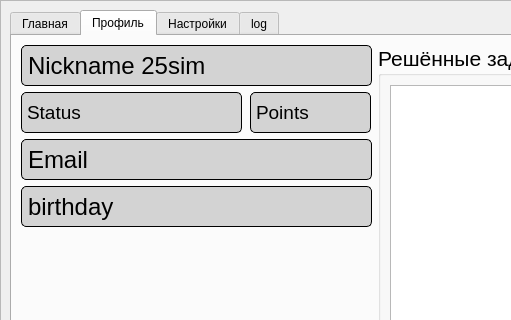
First picture: the form in data/ui/client.ui, repository TereDom/MathBattle, before the edit; both pictures show x 0 to 511 and y 0 to 320 of the 1053 by 695 pixel window.
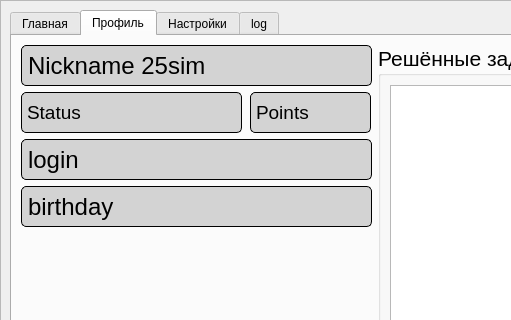
Second picture: the form after the edit. The open tabs and pages were chosen to show the change.

```diff
--- a/data/ui/client.ui
+++ b/data/ui/client.ui
@@ -1624,7 +1624,7 @@
                <enum>QFrame::Box</enum>
               </property>
               <property name="text">
-               <string>Email</string>
+               <string>login</string>
               </property>
               <property name="textFormat">
                <enum>Qt::PlainText</enum>
```
Left out of the diff: 2 changed lines with no effect on the pictures.
